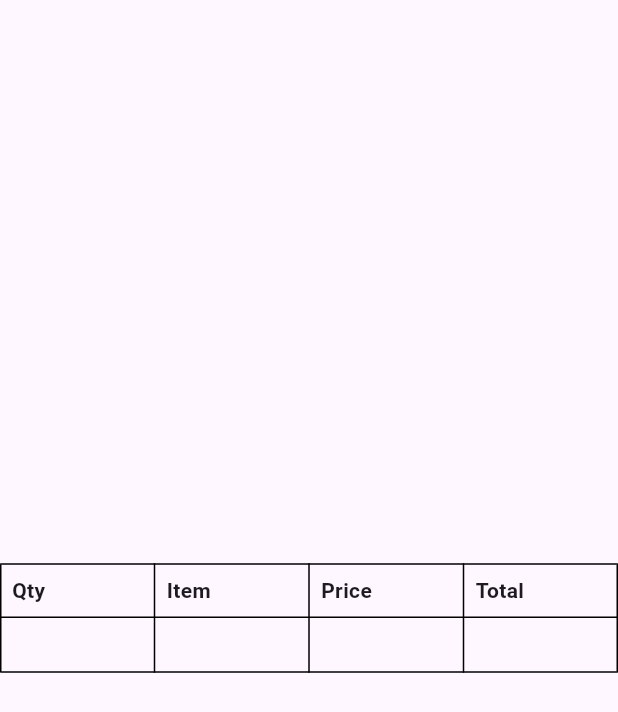
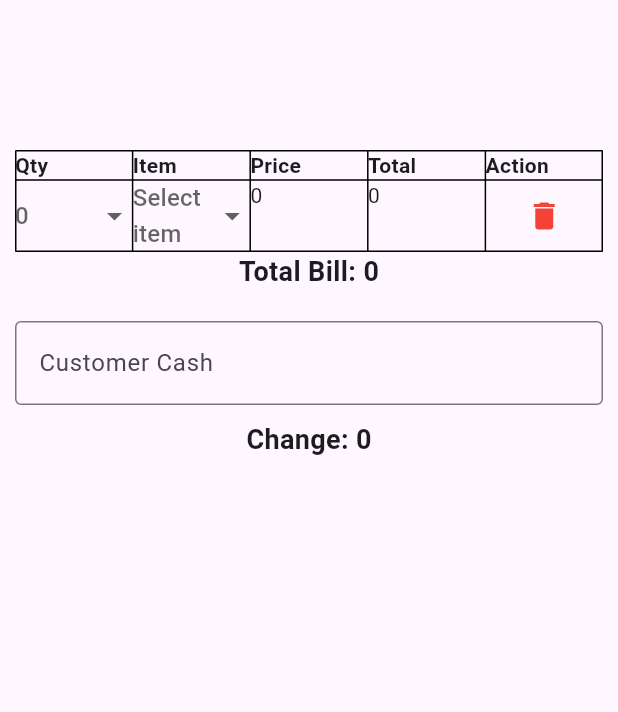
Before and after one commit to marluxdxd/cashier_app, a Flutter app: the TestView widget shown alone on an empty page, opened directly, on a phone screen of 412 x 824 dp. Shown: the top 712 px of the screen. Run offline on Flutter 3.47's test engine with Material 3 defaults, Android fonts, the phone set to English and light mode, and no system bars.

Commit message:
u commit

```diff
--- /dev/null
+++ b/lib/data/row_data.dart
@@ -0,0 +1,3 @@
+import 'package:cashier_app/home/viewModel/row.dart';
+
+List<RowData> rows = [RowData()];
--- a/lib/home/view/home.dart
+++ b/lib/home/view/home.dart
@@ -1,6 +1,8 @@
+import 'package:cashier_app/home/viewModel/product.dart';
+import 'package:cashier_app/home/viewModel/row.dart';
+import 'package:cashier_app/data/row_data.dart';
 import 'package:flutter/material.dart';
 import 'package:cashier_app/data/product_data.dart';
-
 
 class TestView extends StatefulWidget {
   const TestView({super.key});
@@ -10,12 +12,41 @@ class TestView extends StatefulWidget {
 }
 
 class _TestViewState extends State<TestView> {
+  Product? selectedProduct;
+  int qty = 0;
+
+  int get totalBill {
+  int sum = 0;
+
+  for (var row in rows) {
+    final price = row.product?.price ?? 0;   // double or int
+    sum += row.qty * price.toInt();
+  }
+
+  return sum;
+}
+
+
+TextEditingController customerController = TextEditingController();
+
+int get change {
+  int customerCash = int.tryParse(customerController.text) ?? 0;
+  return customerCash - totalBill;
+}
+
+
   @override
   Widget build(BuildContext context) {
     return Center(
-      child: Stack(
+      child: Padding(
+        padding: EdgeInsets.only(
+          top: 100.0,
+          left: 10.0,
+          right: 10.0,
+
+        ),
+        child: Column(
           children: [
-
             Table(
               border: TableBorder.all(),
               columnWidths: const {
@@ -23,49 +54,137 @@ class _TestViewState extends State<TestView> {
                 1: FlexColumnWidth(),
                 2: FlexColumnWidth(),
                 3: FlexColumnWidth(),
+                4: FlexColumnWidth(),
               },
               children: [
                 // Header row
                 TableRow(
                   children: [
-        Padding(padding: EdgeInsets.all(8), child: Text('Qty', style: TextStyle(fontWeight: FontWeight.bold))),
-        Padding(padding: EdgeInsets.all(8), child: Text('Item', style: TextStyle(fontWeight: FontWeight.bold))),
-        Padding(padding: EdgeInsets.all(8), child: Text('Price', style: TextStyle(fontWeight: FontWeight.bold))),
-        Padding(padding: EdgeInsets.all(8), child: Text('Total', style: TextStyle(fontWeight: FontWeight.bold))),
+                    Text('Qty', style: TextStyle(fontWeight: FontWeight.bold)),
+
+                    Text('Item', style: TextStyle(fontWeight: FontWeight.bold)),
+
+                    Text(
+                      'Price',
+                      style: TextStyle(fontWeight: FontWeight.bold),
+                    ),
+
+                    Text(
+                      'Total',
+                      style: TextStyle(fontWeight: FontWeight.bold),
+                    ),
+
+                    Text(
+                      'Action',
+                      style: TextStyle(fontWeight: FontWeight.bold),
+                    ),
                   ],
                 ),
 
                 // Product rows
-   TableRow(
+                // Dynamic Rows
+                ...rows.map((row) {
+                  return TableRow(
                     children: [
-          Padding(padding: EdgeInsets.all(8), child: Text('', style: TextStyle(fontWeight: FontWeight.bold))),
-            Padding(padding: EdgeInsets.all(8), child: Text('', style: TextStyle(fontWeight: FontWeight.bold))),
+                      // Qty
+                      DropdownButton<int>(
+                        value: row.qty == 0 ? null : row.qty,
+                        isExpanded: true,
+                        underline: SizedBox(),
+                        hint: Text("0"),
+                        items: List.generate(50, (index) {
+                          int number = index + 1;
+                          return DropdownMenuItem(
+                            value: number,
+                            child: Text(number.toString()),
+                          );
+                        }),
+                        onChanged: (value) {
+                          setState(() {
+                            row.qty = value!;
+                          });
+                        },
+                      ),
 
-       Padding(padding: EdgeInsets.all(8), child: Text('', style: TextStyle(fontWeight: FontWeight.bold))),
+                      // Item Dropdown (ITEM)
+                      DropdownButton<Product>(
+                        value: row.product,
+                        isExpanded: true,
+                        underline: SizedBox(),
+                        hint: Text("Select item"),
+                        items: products.map((p) {
+                          return DropdownMenuItem(
+                            value: p,
+                            child: Text(p.name),
+                          );
+                        }).toList(),
+                        onChanged: (value) {
+                          setState(() {
+                            row.product = value;
+                            bool isLastRow = row == rows.last;
 
-       Padding(padding: EdgeInsets.all(8), child: Text('', style: TextStyle(fontWeight: FontWeight.bold))),
+                            if (isLastRow) {
+                              rows.add(RowData());
+                            } // ADD NEW ROW HERE
+                          });
+                        },
+                      ),
 
+                      // Price
+                      Text(row.product?.price.toString() ?? '0'),
 
+                      // Total (qty × price)
+                      Text((row.qty * (row.product?.price ?? 0)).toString()),
 
+                      // DELETE BUTTON
+                      IconButton(
+                        icon: Icon(Icons.delete, color: Colors.red),
+                        onPressed: () {
+                          setState(() {
+                            rows.remove(row); // remove the row from the list
+                          });
+                        },
+                      ),
                     ],
+                  );
+                }).toList(),
+              ],
+            ),
+             Text(
+        'Total Bill: $totalBill',
+        style: TextStyle(fontSize: 18, fontWeight: FontWeight.bold),
+      ),
+
+      SizedBox(height: 20),
+
+TextField(
+  controller: customerController,
+  keyboardType: TextInputType.number,
+  decoration: InputDecoration(
+    labelText: "Customer Cash",
+    border: OutlineInputBorder(),
+  ),
+  onChanged: (_) {
+    setState(() {}); // refresh UI whenever user types
+  },
+),
+
+SizedBox(height: 10),
+
+Text(
+  "Change: $change",
+  style: TextStyle(fontSize: 18, fontWeight: FontWeight.bold),
 ),
 
           ],
         ),
-        ],
-
       ),
-
     );
   }
 }
 
-
 class HomeView extends StatelessWidget {
   const HomeView({super.key});
-
-
-
 
   @override
   Widget build(BuildContext context) {
@@ -87,7 +206,7 @@ class HomeView extends StatelessWidget {
         children: [
           Row(
             children: [
-              Text('Supplies:'),
+              Text('Price Check:'),
               SizedBox(width: 10),
               Expanded(
                 child: TextField(
@@ -100,13 +219,10 @@ class HomeView extends StatelessWidget {
                     );
                   },
                   style: TextStyle(fontSize: 16, color: Colors.black),
-                  decoration: InputDecoration(
-                    hintText: 'Click to enter supply',
-                  ),
+                  decoration: InputDecoration(hintText: 'Click to enter'),
                 ),
               ),
             ],
-
           ),
           SizedBox(height: 20),
           Row(
@@ -124,9 +240,7 @@ class HomeView extends StatelessWidget {
                     );
                   },
                   style: TextStyle(fontSize: 16, color: Colors.black),
-                  decoration: InputDecoration(
-                    hintText: 'test',
-                  ),
+                  decoration: InputDecoration(hintText: 'test'),
                 ),
               ),
             ],
@@ -142,19 +256,6 @@ class HomeView extends StatelessWidget {
     );
   }
 }
-
-
-
-
-
-
-
-
-
-
-
-
-
 
 class SupplyModal extends StatefulWidget {
   const SupplyModal({super.key});
@@ -198,20 +299,38 @@ class _SupplyModalState extends State<SupplyModal> {
                     children: [
                       TableRow(
                         children: [
-        Padding(padding: EdgeInsets.all(8), child: Text('Qty', style: TextStyle(fontWeight: FontWeight.bold))),
-        Padding(padding: EdgeInsets.all(8), child: Text('Item', style: TextStyle(fontWeight: FontWeight.bold))),
-        Padding(padding: EdgeInsets.all(8), child: Text('Price', style: TextStyle(fontWeight: FontWeight.bold))),
-        Padding(padding: EdgeInsets.all(8), child: Text('Total', style: TextStyle(fontWeight: FontWeight.bold))),
+                          Text(
+                            'Qty',
+                            style: TextStyle(fontWeight: FontWeight.bold),
+                          ),
+
+                          Text(
+                            'Item',
+                            style: TextStyle(fontWeight: FontWeight.bold),
+                          ),
+
+                          Text(
+                            'Price',
+                            style: TextStyle(fontWeight: FontWeight.bold),
+                          ),
+
+                          Text(
+                            'Total',
+                            style: TextStyle(fontWeight: FontWeight.bold),
+                          ),
                         ],
                       ),
                       // Product rows
                       ...products.map((p) {
                         return TableRow(
                           children: [
-          Padding(padding: EdgeInsets.all(8), child: Text(p.qty.toString())),
-          Padding(padding: EdgeInsets.all(8), child: Text(p.name)),
-          Padding(padding: EdgeInsets.all(8), child: Text('${p.price}')),
-          Padding(padding: EdgeInsets.all(8), child: Text('${p.total}')),
+                            Text(p.qty.toString()),
+
+                            Text(p.name),
+
+                            Text('${p.price}'),
+
+                            Text('${p.total}'),
                           ],
                         );
                       }).toList(),
@@ -219,9 +338,12 @@ class _SupplyModalState extends State<SupplyModal> {
                   ),
 
                   Expanded(child: Container()),
-                  Text('Total: 10'),
 
-                  // Text("Total: 10", style: TextStyle(fontSize: 18, fontWeight: FontWeight.bold));
+                  // Text('Total: 10'),
+                  Text(
+                    "Total: 101",
+                    style: TextStyle(fontSize: 18, fontWeight: FontWeight.bold),
+                  ),
                   SizedBox(height: 10),
 
                   SizedBox(height: 40),
--- /dev/null
+++ b/lib/home/viewModel/row.dart
@@ -0,0 +1,8 @@
+import 'package:cashier_app/home/viewModel/product.dart';
+
+class RowData {
+  Product? product;
+  int qty = 0;
+
+  RowData({this.product, this.qty = 0});
+}
--- a/pubspec.yaml
+++ b/pubspec.yaml
@@ -31,10 +31,13 @@ dependencies:
   flutter:
     sdk: flutter
 
+
   # The following adds the Cupertino Icons font to your application.
   # Use with the CupertinoIcons class for iOS style icons.
   cupertino_icons: ^1.0.8
   flutter_svg: ^2.2.1
+  sqflite: ^2.2.8+4
+  path: ^1.8.3
 
 dev_dependencies:
   flutter_test:
@@ -45,7 +48,7 @@ dev_dependencies:
   # activated in the `analysis_options.yaml` file located at the root of your
   # package. See that file for information about deactivating specific lint
   # rules and activating additional ones.
-  flutter_lints: ^5.0.0
+  flutter_lints: ^6.0.0
 
 # For information on the generic Dart part of this file, see the
 # following page: https://dart.dev/tools/pub/pubspec
```
Also changed, not shown: lib/data/db_helper.dart (added, +77 -0 lines), lib/home/view/test_view.dart (added, +185 -0 lines), lib/home/viewModel/product.dart (line endings or trailing spaces), pubspec.lock, 1 other file. Lines whose indentation alone changed are shown as unchanged.
